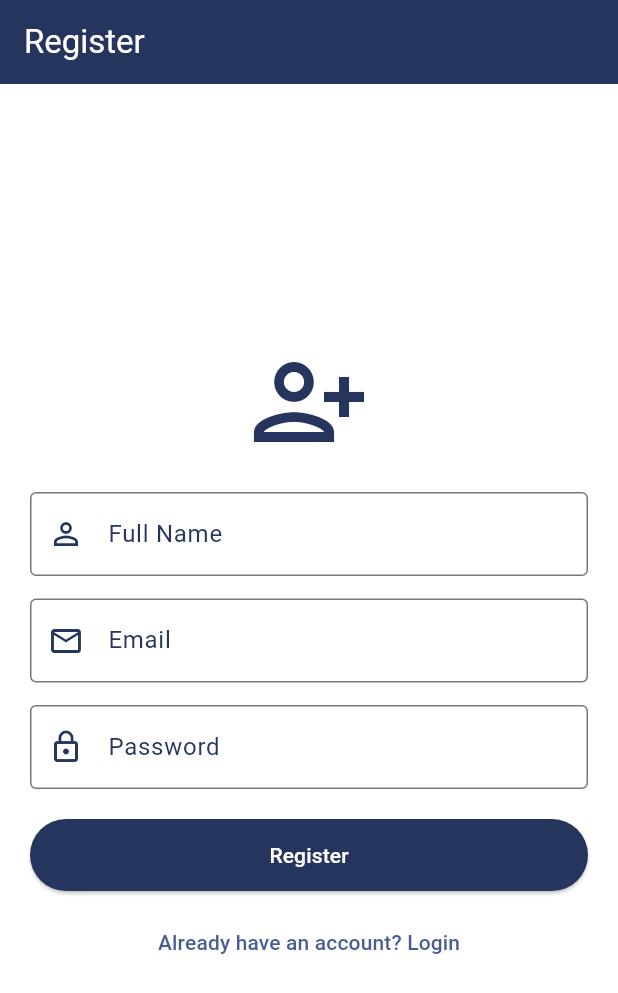
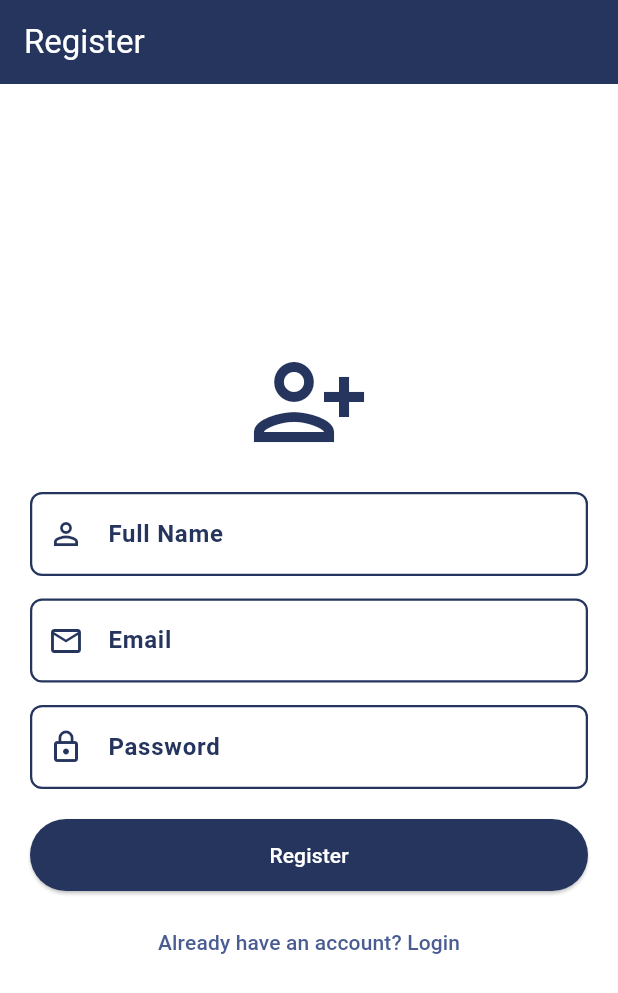
Before and after one commit to SuthanK10/ElectroMartApp, a Flutter app: the screen it shows after launch, after a tap on "Login", after a tap on "Don't have an account? Register", on a phone screen of 412 x 824 dp. Shown: the top 993 px of the screen. Run offline on Flutter 3.47's test engine with Material 3 defaults, Android fonts, the phone set to English and light mode, and no system bars; our stand-ins replace connectivity_plus, geolocator, image_picker, share_plus, shared_preferences; network calls fail.

Commit message:
feat: Implement initial application structure with authentication (login/register) and routing.

```diff
--- a/lib/main.dart
+++ b/lib/main.dart
@@ -24,12 +24,39 @@
         brightness: Brightness.light,
       ),
       inputDecorationTheme: const InputDecorationTheme(
+        filled: true,
+        fillColor: Colors.white,
+        contentPadding: EdgeInsets.symmetric(horizontal: 16, vertical: 16),
+        border: OutlineInputBorder(
+          borderSide: BorderSide(color: seed),
+          borderRadius: BorderRadius.all(Radius.circular(8)),
+        ),
+        enabledBorder: OutlineInputBorder(
+          borderSide: BorderSide(color: seed, width: 1.5),
+          borderRadius: BorderRadius.all(Radius.circular(8)),
+        ),
         focusedBorder: OutlineInputBorder(
-          borderSide: BorderSide(color: seed, width: 2),
+          borderSide: BorderSide(color: seed, width: 2.5),
+          borderRadius: BorderRadius.all(Radius.circular(8)),
         ),
-        labelStyle: TextStyle(color: seed),
-        floatingLabelStyle: TextStyle(color: seed),
+        labelStyle: TextStyle(
+          color: seed,
+          fontWeight: FontWeight.bold,
+          fontSize: 16,
+        ),
+        floatingLabelStyle: TextStyle(color: seed, fontWeight: FontWeight.bold),
         prefixIconColor: seed,
+        hintStyle: TextStyle(color: Colors.black54),
+      ),
+      textTheme: const TextTheme(
+        bodyLarge: TextStyle(
+          color: Colors.black87,
+          fontWeight: FontWeight.w500,
+        ),
+        bodyMedium: TextStyle(
+          color: Colors.black87,
+          fontWeight: FontWeight.w500,
+        ),
       ),
     );
 
--- a/lib/screens/login.dart
+++ b/lib/screens/login.dart
@@ -72,7 +72,6 @@
                   decoration: const InputDecoration(
                     labelText: 'Email',
                     prefixIcon: Icon(Icons.email_outlined),
-                    border: OutlineInputBorder(),
                   ),
                 ),
                 const SizedBox(height: 15),
@@ -82,7 +81,6 @@
                   decoration: const InputDecoration(
                     labelText: 'Password',
                     prefixIcon: Icon(Icons.lock_outline),
-                    border: OutlineInputBorder(),
                   ),
                 ),
                 const SizedBox(height: 10),
--- a/lib/screens/register.dart
+++ b/lib/screens/register.dart
@@ -82,7 +82,6 @@
                   decoration: const InputDecoration(
                     labelText: 'Full Name',
                     prefixIcon: Icon(Icons.person_outline),
-                    border: OutlineInputBorder(),
                   ),
                 ),
                 const SizedBox(height: 15),
@@ -91,7 +90,6 @@
                   decoration: const InputDecoration(
                     labelText: 'Email',
                     prefixIcon: Icon(Icons.email_outlined),
-                    border: OutlineInputBorder(),
                   ),
                 ),
                 const SizedBox(height: 15),
@@ -101,7 +99,6 @@
                   decoration: const InputDecoration(
                     labelText: 'Password',
                     prefixIcon: Icon(Icons.lock_outline),
-                    border: OutlineInputBorder(),
                   ),
                 ),
                 const SizedBox(height: 20),
```
